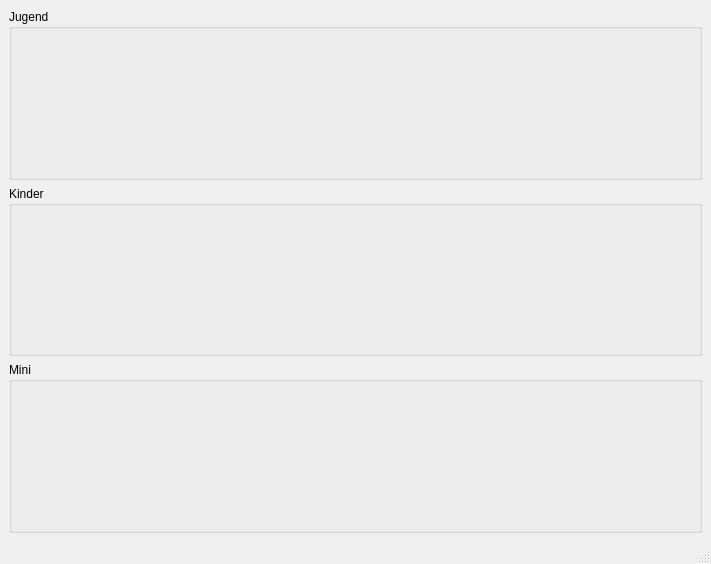
Qt form gui/main_window.ui (MarcusAichmayr/Kletterbewerb) before a commit.
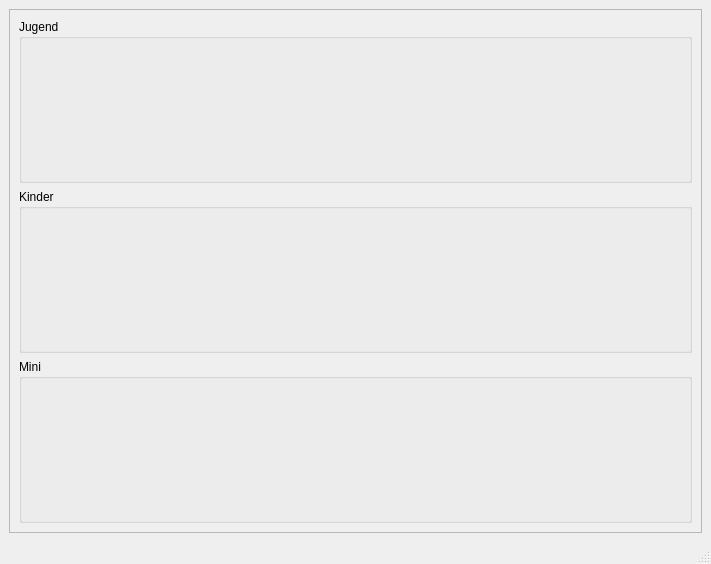
The same form after that commit. Custom widgets are drawn as their Qt base class.

Patch:
```diff
--- a/gui/main_window.ui
+++ b/gui/main_window.ui
@@ -16,6 +16,24 @@
   <widget class="QWidget" name="centralwidget">
    <layout class="QVBoxLayout" name="verticalLayout_2">
     <item>
+     <widget class="QScrollArea" name="scrollArea">
+      <property name="sizeAdjustPolicy">
+       <enum>QAbstractScrollArea::AdjustToContents</enum>
+      </property>
+      <property name="widgetResizable">
+       <bool>true</bool>
+      </property>
+      <widget class="QWidget" name="scrollAreaWidgetContents">
+       <property name="geometry">
+        <rect>
+         <x>0</x>
+         <y>0</y>
+         <width>691</width>
+         <height>500</height>
+        </rect>
+       </property>
+       <layout class="QVBoxLayout" name="verticalLayout">
+        <item>
      <widget class="GroupBoxGroup" name="groupBox">
       <property name="title">
        <string>Jugend</string>
@@ -34,6 +52,10 @@
       <property name="title">
        <string>Mini</string>
       </property>
+         </widget>
+        </item>
+       </layout>
+      </widget>
      </widget>
     </item>
    </layout>
```
Lines whose indentation alone changed are shown as unchanged.
